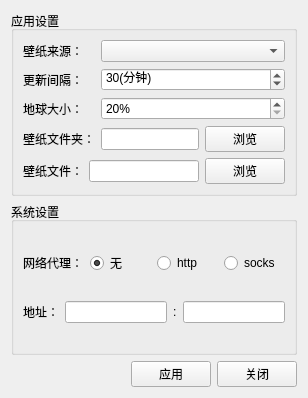
First picture: the form in earth_wallpaper/ui/config.ui, repository Pylogmon/earth_wallpaper, before the edit.
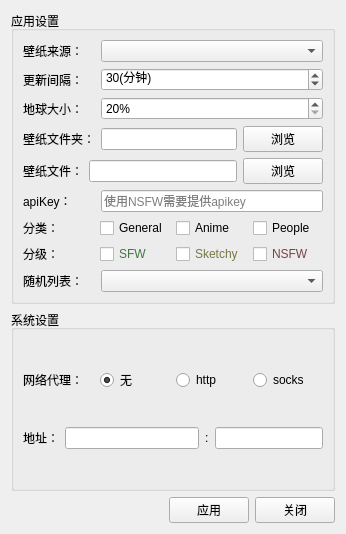
Second picture: the form after the edit.

Commit message:
feat(interfaces): 添加wallhaven网站接口
#19

```diff
--- a/earth_wallpaper/ui/config.ui
+++ b/earth_wallpaper/ui/config.ui
@@ -6,20 +6,250 @@
    <rect>
     <x>0</x>
     <y>0</y>
-    <width>308</width>
-    <height>398</height>
+    <width>346</width>
+    <height>534</height>
    </rect>
   </property>
   <property name="windowTitle">
    <string>设置</string>
   </property>
   <layout class="QGridLayout" name="gridLayout_3">
+   <item row="0" column="0" colspan="3">
+    <widget class="QGroupBox" name="AppSettings">
+     <property name="title">
+      <string>应用设置</string>
+     </property>
+     <layout class="QGridLayout" name="gridLayout_2">
+      <item row="5" column="2" colspan="2">
+       <widget class="QLineEdit" name="apikey">
+        <property name="inputMask">
+         <string/>
+        </property>
+        <property name="text">
+         <string/>
+        </property>
+        <property name="placeholderText">
+         <string>使用NSFW需要提供apikey</string>
+        </property>
+       </widget>
+      </item>
+      <item row="2" column="2" colspan="2">
+       <widget class="QSpinBox" name="earthSize">
+        <property name="suffix">
+         <string>%</string>
+        </property>
+        <property name="minimum">
+         <number>20</number>
+        </property>
+        <property name="maximum">
+         <number>100</number>
+        </property>
+       </widget>
+      </item>
+      <item row="2" column="0">
+       <widget class="QLabel" name="earthSize_l">
+        <property name="text">
+         <string>地球大小：</string>
+        </property>
+       </widget>
+      </item>
+      <item row="1" column="2" colspan="2">
+       <widget class="QSpinBox" name="updateTime">
+        <property name="suffix">
+         <string>(分钟)</string>
+        </property>
+        <property name="prefix">
+         <string/>
+        </property>
+        <property name="minimum">
+         <number>1</number>
+        </property>
+        <property name="maximum">
+         <number>1440</number>
+        </property>
+        <property name="value">
+         <number>30</number>
+        </property>
+       </widget>
+      </item>
+      <item row="7" column="0" colspan="4">
+       <layout class="QHBoxLayout" name="purityGroup">
+        <item>
+         <widget class="QLabel" name="purity_l">
+          <property name="text">
+           <string>分级：</string>
+          </property>
+         </widget>
+        </item>
+        <item>
+         <widget class="QCheckBox" name="SFW">
+          <property name="styleSheet">
+           <string notr="true">font: 700;
+color: #447744;</string>
+          </property>
+          <property name="text">
+           <string>SFW</string>
+          </property>
+         </widget>
+        </item>
+        <item>
+         <widget class="QCheckBox" name="Sketchy">
+          <property name="styleSheet">
+           <string notr="true">font: 700;
+color: #777744;</string>
+          </property>
+          <property name="text">
+           <string>Sketchy</string>
+          </property>
+         </widget>
+        </item>
+        <item>
+         <widget class="QCheckBox" name="NSFW">
+          <property name="styleSheet">
+           <string notr="true">font: 700;
+color: #774444;</string>
+          </property>
+          <property name="text">
+           <string>NSFW</string>
+          </property>
+         </widget>
+        </item>
+       </layout>
+      </item>
+      <item row="1" column="0">
+       <widget class="QLabel" name="updateTime_l">
+        <property name="text">
+         <string>更新间隔：</string>
+        </property>
+       </widget>
+      </item>
+      <item row="8" column="0" colspan="2">
+       <widget class="QLabel" name="sorting_l">
+        <property name="text">
+         <string>随机列表：</string>
+        </property>
+       </widget>
+      </item>
+      <item row="5" column="0">
+       <widget class="QLabel" name="apikey_l">
+        <property name="text">
+         <string>apiKey：</string>
+        </property>
+       </widget>
+      </item>
+      <item row="4" column="0">
+       <widget class="QLabel" name="wallpaperFile_l">
+        <property name="text">
+         <string>壁纸文件：</string>
+        </property>
+       </widget>
+      </item>
+      <item row="3" column="0" colspan="2">
+       <widget class="QLabel" name="wallpaperDir_l">
+        <property name="text">
+         <string>壁纸文件夹：</string>
+        </property>
+       </widget>
+      </item>
+      <item row="0" column="0">
+       <widget class="QLabel" name="source_l">
+        <property name="text">
+         <string>壁纸来源：</string>
+        </property>
+       </widget>
+      </item>
+      <item row="0" column="2" colspan="2">
+       <widget class="QComboBox" name="source">
+        <property name="sizePolicy">
+         <sizepolicy hsizetype="Expanding" vsizetype="Fixed">
+          <horstretch>0</horstretch>
+          <verstretch>0</verstretch>
+         </sizepolicy>
+        </property>
+       </widget>
+      </item>
+      <item row="8" column="2" colspan="2">
+       <widget class="QComboBox" name="sorting"/>
+      </item>
+      <item row="6" column="0" colspan="4">
+       <layout class="QHBoxLayout" name="categoriesGroup">
+        <item>
+         <widget class="QLabel" name="categories_l">
+          <property name="text">
+           <string>分类：</string>
+          </property>
+         </widget>
+        </item>
+        <item>
+         <widget class="QCheckBox" name="General">
+          <property name="text">
+           <string>General</string>
+          </property>
+         </widget>
+        </item>
+        <item>
+         <widget class="QCheckBox" name="Anime">
+          <property name="text">
+           <string>Anime</string>
+          </property>
+         </widget>
+        </item>
+        <item>
+         <widget class="QCheckBox" name="People">
+          <property name="text">
+           <string>People</string>
+          </property>
+         </widget>
+        </item>
+       </layout>
+      </item>
+      <item row="4" column="3">
+       <widget class="QPushButton" name="selectFile">
+        <property name="minimumSize">
+         <size>
+          <width>80</width>
+          <height>0</height>
+         </size>
+        </property>
+        <property name="text">
+         <string>浏览</string>
+        </property>
+       </widget>
+      </item>
+      <item row="3" column="3">
+       <widget class="QPushButton" name="selectDir">
+        <property name="minimumSize">
+         <size>
+          <width>80</width>
+          <height>0</height>
+         </size>
+        </property>
+        <property name="text">
+         <string>浏览</string>
+        </property>
+       </widget>
+      </item>
+      <item row="4" column="1" colspan="2">
+       <widget class="QLineEdit" name="wallpaperFile"/>
+      </item>
+      <item row="3" column="2">
+       <widget class="QLineEdit" name="wallpaperDir"/>
+      </item>
+     </layout>
+    </widget>
+   </item>
    <item row="1" column="0" colspan="3">
     <widget class="QGroupBox" name="SystemSettings">
+     <property name="sizePolicy">
+      <sizepolicy hsizetype="Preferred" vsizetype="Minimum">
+       <horstretch>0</horstretch>
+       <verstretch>0</verstretch>
+      </sizepolicy>
+     </property>
      <property name="title">
       <string>系统设置</string>
      </property>
-     <layout class="QGridLayout" name="gridLayout_2">
+     <layout class="QGridLayout" name="gridLayout">
       <item row="0" column="0">
        <layout class="QHBoxLayout" name="proxyTypeGroup">
         <item>
@@ -122,124 +352,6 @@
      </property>
     </widget>
    </item>
-   <item row="0" column="0" colspan="3">
-    <widget class="QGroupBox" name="AppSettings">
-     <property name="title">
-      <string>应用设置</string>
-     </property>
-     <layout class="QGridLayout" name="gridLayout">
-      <item row="0" column="0" colspan="2">
-       <widget class="QLabel" name="source_l">
-        <property name="text">
-         <string>壁纸来源：</string>
-        </property>
-       </widget>
-      </item>
-      <item row="0" column="2" colspan="2">
-       <widget class="QComboBox" name="source">
-        <property name="sizePolicy">
-         <sizepolicy hsizetype="Expanding" vsizetype="Fixed">
-          <horstretch>0</horstretch>
-          <verstretch>0</verstretch>
-         </sizepolicy>
-        </property>
-       </widget>
-      </item>
-      <item row="1" column="0" colspan="2">
-       <widget class="QLabel" name="updateTime_l">
-        <property name="text">
-         <string>更新间隔：</string>
-        </property>
-       </widget>
-      </item>
-      <item row="1" column="2" colspan="2">
-       <widget class="QSpinBox" name="updateTime">
-        <property name="suffix">
-         <string>(分钟)</string>
-        </property>
-        <property name="prefix">
-         <string/>
-        </property>
-        <property name="minimum">
-         <number>1</number>
-        </property>
-        <property name="maximum">
-         <number>1440</number>
-        </property>
-        <property name="value">
-         <number>30</number>
-        </property>
-       </widget>
-      </item>
-      <item row="2" column="0" colspan="2">
-       <widget class="QLabel" name="earthSize_l">
-        <property name="text">
-         <string>地球大小：</string>
-        </property>
-       </widget>
-      </item>
-      <item row="2" column="2" colspan="2">
-       <widget class="QSpinBox" name="earthSize">
-        <property name="suffix">
-         <string>%</string>
-        </property>
-        <property name="minimum">
-         <number>20</number>
-        </property>
-        <property name="maximum">
-         <number>100</number>
-        </property>
-       </widget>
-      </item>
-      <item row="3" column="0" colspan="2">
-       <widget class="QLabel" name="wallpaperDir_l">
-        <property name="text">
-         <string>壁纸文件夹：</string>
-        </property>
-       </widget>
-      </item>
-      <item row="3" column="2">
-       <widget class="QLineEdit" name="wallpaperDir"/>
-      </item>
-      <item row="3" column="3">
-       <widget class="QPushButton" name="selectDir">
-        <property name="minimumSize">
-         <size>
-          <width>80</width>
-          <height>0</height>
-         </size>
-        </property>
-        <property name="text">
-         <string>浏览</string>
-        </property>
-       </widget>
-      </item>
-      <item row="4" column="0">
-       <widget class="QLabel" name="wallpaperFile_l">
-        <property name="text">
-         <string>壁纸文件：</string>
-        </property>
-       </widget>
-      </item>
-      <item row="4" column="1" colspan="2">
-       <widget class="QLineEdit" name="wallpaperFile"/>
-      </item>
-      <item row="4" column="3">
-       <widget class="QPushButton" name="selectFile">
-        <property name="minimumSize">
-         <size>
-          <width>80</width>
-          <height>0</height>
-         </size>
-        </property>
-        <property name="text">
-         <string>浏览</string>
-        </property>
-       </widget>
-      </item>
-     </layout>
-    </widget>
-   </item>
   </layout>
  </widget>
  <resources/>
```
The commit also changes 6 other files.
